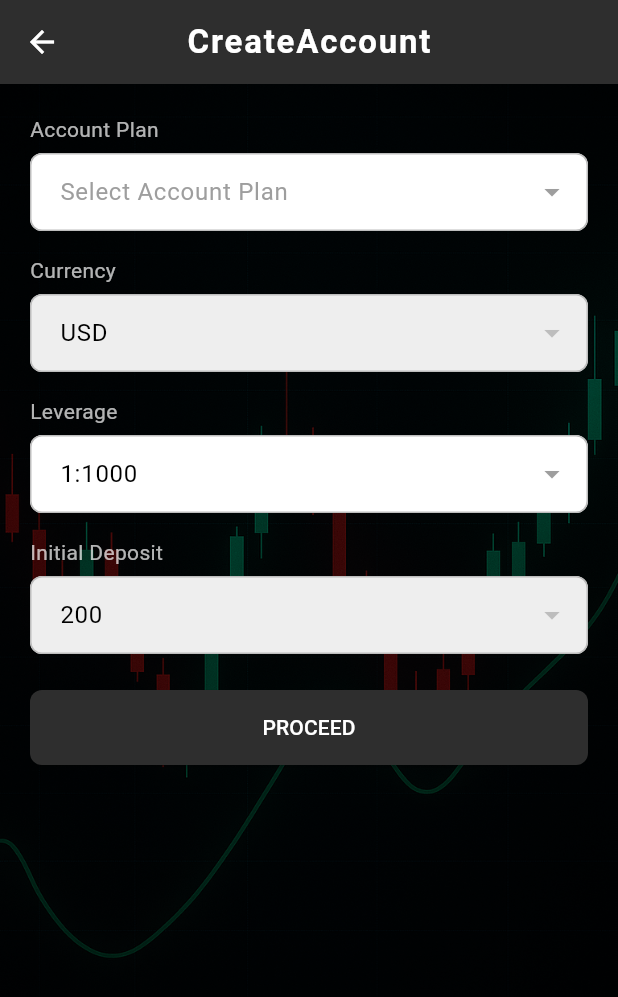
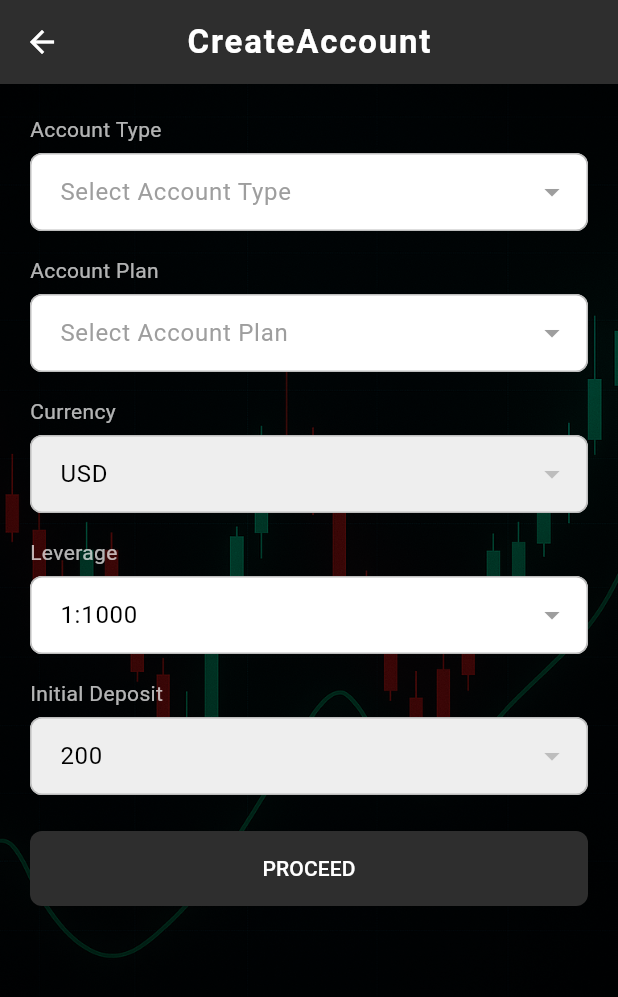
Before and after one commit to businessvivek3600/fx-crm, a Flutter app: the CreateAccountFormScreen screen opened directly, after a tap on "PROCEED", on a phone screen of 412 x 824 dp. Shown: the top 997 px of the screen. Run offline on Flutter 3.47's test engine with Material 3 defaults, Android fonts, the phone set to English and light mode, and no system bars; our stand-ins replace awesome_dialog, country_picker, dio, firebase_core, firebase_messaging, fl_chart and 14 more; accounts and stored records are empty; network calls fail.

Commit message:
set dropDown of create account

```diff
--- a/lib/controller/account_controller.dart
+++ b/lib/controller/account_controller.dart
@@ -17,14 +17,18 @@ class AccountController extends GetxController {
 
   final RxBool isLoading = false.obs;
 
-  final accountTypes = <Map<String, dynamic>>[].obs;
+  final accountPlans = <Map<String, dynamic>>[].obs;
   final leverageOptions = <String>[].obs;
   final selectedAccountName = ''.obs;
+
+  final accountTypes = <String>[].obs;
+  final selectedAccountType = ''.obs;
+
 
   void updateSelectedAccount(String name) {
     selectedAccountName.value = name;
 
-    final selected = accountTypes.firstWhereOrNull((e) => e['name'] == name);
+    final selected = accountPlans.firstWhereOrNull((e) => e['name'] == name);
     if (selected != null && selected['leverage'] is List) {
       final List<String> levers = List<String>.from(selected['leverage']);
       leverageOptions.value = levers.map((e) => '1:$e').toList();
@@ -38,8 +42,14 @@ class AccountController extends GetxController {
     try {
       final response = await dioClient.post(ApiConst.accountPlans);
       if (response.statusCode == 200 && response.data['status'] == 1) {
-        final data = response.data['data'];
-        accountTypes.value = List<Map<String, dynamic>>.from(data);
+        final data = List<Map<String, dynamic>>.from(response.data['data']);
+        accountPlans.value = data;
+
+        // Extract and deduplicate account types
+        final types = List<String>.from(response.data['account_type'] ?? []);
+        accountTypes.value = types;
+        print("Account Types: ${accountTypes.value}");
+
       } else {
         Get.snackbar(
           'Error',
--- a/lib/models/account_type_model.dart
+++ b/lib/models/account_type_model.dart
@@ -16,3 +16,14 @@ class AccountType {
     );
   }
 }
+class ApiResponse {
+  final List<String> accountTypes;
+
+  ApiResponse({required this.accountTypes});
+
+  factory ApiResponse.fromJson(Map<String, dynamic> json) {
+    return ApiResponse(
+      accountTypes: List<String>.from(json['account_type']),
+    );
+  }
+}
--- a/lib/view/component/drawer_component/component/account/widget/create_account.dart
+++ b/lib/view/component/drawer_component/component/account/widget/create_account.dart
@@ -5,33 +5,60 @@ import '../../../../../../main.dart';
 import '../../../../../../widgets/bg_container.dart';
 import '../../../../../../widgets/drop_down_text_field.dart';
 
-
 class CreateAccountFormScreen extends StatefulWidget {
   const CreateAccountFormScreen({super.key});
 
   @override
-  State<CreateAccountFormScreen> createState() => _CreateAccountFormScreenState();
+  State<CreateAccountFormScreen> createState() =>
+      _CreateAccountFormScreenState();
 }
 
 class _CreateAccountFormScreenState extends State<CreateAccountFormScreen> {
   late final AccountController accountController;
   final TextEditingController accountTypeController = TextEditingController();
-  final TextEditingController currencyController = TextEditingController(text: 'USD');
-  final TextEditingController leverageController = TextEditingController(text: '1:1000');
-  final TextEditingController depositController = TextEditingController(text: '200');
+  final TextEditingController currencyController = TextEditingController(
+    text: 'USD',
+  );
+  final TextEditingController leverageController = TextEditingController(
+    text: '1:1000',
+  );
+  final TextEditingController depositController = TextEditingController(
+    text: '200',
+  );
+  final TextEditingController accountKindController = TextEditingController();
+  final GlobalKey _accountKindKey = GlobalKey();
 
   final GlobalKey _accountTypeKey = GlobalKey();
   final GlobalKey _currencyKey = GlobalKey();
   final GlobalKey _leverageKey = GlobalKey();
   final GlobalKey _depositKey = GlobalKey();
 
-  final List<String> currencyOptions = ['AUD', 'USD', 'EUR', 'GBP', 'CHF', 'NZD', 'JPY', 'SGD', 'CAD', 'HKD'];
+  final List<String> currencyOptions = [
+    'AUD',
+    'USD',
+    'EUR',
+    'GBP',
+    'CHF',
+    'NZD',
+    'JPY',
+    'SGD',
+    'CAD',
+    'HKD',
+  ];
 
   final List<String> depositOptions = [
-    '200', '1000', '3000', '5000', '10000', '25000', '50000',
-    '100000', '500000', '1000000', '5000000'
+    '200',
+    '1000',
+    '3000',
+    '5000',
+    '10000',
+    '25000',
+    '50000',
+    '100000',
+    '500000',
+    '1000000',
+    '5000000',
   ];
-
 
   @override
   void initState() {
@@ -40,8 +67,13 @@ class _CreateAccountFormScreenState extends State<CreateAccountFormScreen> {
     accountController.getAccountPlans();
   }
 
-  void _showDropdownMenu(GlobalKey key, List<String> options, TextEditingController controller) async {
-    final RenderBox renderBox = key.currentContext!.findRenderObject() as RenderBox;
+  void _showDropdownMenu(
+    GlobalKey key,
+    List<String> options,
+    TextEditingController controller,
+  ) async {
+    final RenderBox renderBox =
+        key.currentContext!.findRenderObject() as RenderBox;
     final Offset offset = renderBox.localToGlobal(Offset.zero);
     final Size size = renderBox.size;
 
@@ -53,10 +85,13 @@ class _CreateAccountFormScreenState extends State<CreateAccountFormScreen> {
         offset.dx + size.width,
         offset.dy,
       ),
-      items: options.map((option) => PopupMenuItem<String>(
-        value: option,
-        child: Text(option),
-      )).toList(),
+      items:
+          options
+              .map(
+                (option) =>
+                    PopupMenuItem<String>(value: option, child: Text(option)),
+              )
+              .toList(),
     );
 
     if (selected != null) {
@@ -70,9 +105,12 @@ class _CreateAccountFormScreenState extends State<CreateAccountFormScreen> {
     if (value.isEmpty) return value;
     return value
         .split(' ')
-        .map((word) => word.isNotEmpty
+        .map(
+          (word) =>
+              word.isNotEmpty
                   ? word[0].toUpperCase() + word.substring(1).toLowerCase()
-        : '')
+                  : '',
+        )
         .join(' ');
   }
 
@@ -83,7 +121,7 @@ class _CreateAccountFormScreenState extends State<CreateAccountFormScreen> {
         backgroundColor: Colors.transparent,
         appBar: AppBar(
           surfaceTintColor: Colors.transparent,
-        title:  Text(
+          title: Text(
             "CreateAccount",
             style: TextStyle(fontWeight: FontWeight.bold, letterSpacing: 1.2),
           ),
@@ -97,11 +135,27 @@ class _CreateAccountFormScreenState extends State<CreateAccountFormScreen> {
               crossAxisAlignment: CrossAxisAlignment.start,
               children: [
                 Obx(() {
-        if (accountController.isLoading.value) {
-          return const Center(child: CircularProgressIndicator());
-        }
+                  return DropDownTextFormField(
+                    key: _accountKindKey,
+                    label: 'Account Type',
+                    hint: 'Select Account Type',
+                    colors: Colors.white70,
+                    controller: accountKindController,
+                    onTap: accountController.accountTypes.isNotEmpty
+                        ? () => _showDropdownMenu(
+                      _accountKindKey,
+                      accountController.accountTypes,
+                      accountKindController,
+                    )
+                        : null,
+                  );
+                }),
 
-        final options = accountController.accountTypes
+                const SizedBox(height: 16),
+
+                Obx(() {
+                  final options =
+                      accountController.accountPlans
                           .map((e) => capitalizeWords(e['name'].toString()))
                           .toList();
 
@@ -111,10 +165,16 @@ class _CreateAccountFormScreenState extends State<CreateAccountFormScreen> {
                     hint: 'Select Account Plan',
                     colors: Colors.white70,
                     controller: accountTypeController,
-          onTap: options.isNotEmpty
+                    onTap:
+                        options.isNotEmpty
                             ? () async {
-            final RenderBox renderBox = _accountTypeKey.currentContext!.findRenderObject() as RenderBox;
-            final Offset offset = renderBox.localToGlobal(Offset.zero);
+                              final RenderBox renderBox =
+                                  _accountTypeKey.currentContext!
+                                          .findRenderObject()
+                                      as RenderBox;
+                              final Offset offset = renderBox.localToGlobal(
+                                Offset.zero,
+                              );
                               final Size size = renderBox.size;
 
                               final selected = await showMenu<String>(
@@ -125,16 +185,23 @@ class _CreateAccountFormScreenState extends State<CreateAccountFormScreen> {
                                   offset.dx + size.width,
                                   offset.dy,
                                 ),
-              items: options.map((option) => PopupMenuItem<String>(
+                                items:
+                                    options
+                                        .map(
+                                          (option) => PopupMenuItem<String>(
                                             value: option,
                                             child: Text(option),
-              )).toList(),
+                                          ),
+                                        )
+                                        .toList(),
                               );
 
                               if (selected != null) {
                                 setState(() {
                                   accountTypeController.text = selected;
-                accountController.updateSelectedAccount(selected);
+                                  accountController.updateSelectedAccount(
+                                    selected,
+                                  );
                                   leverageController.clear();
                                 });
                               }
@@ -151,7 +218,12 @@ class _CreateAccountFormScreenState extends State<CreateAccountFormScreen> {
                   hint: 'Select Currency',
                   controller: currencyController,
                   readOnly: true,
-                onTap: () => _showDropdownMenu(_currencyKey, currencyOptions, currencyController),
+                  onTap:
+                      () => _showDropdownMenu(
+                        _currencyKey,
+                        currencyOptions,
+                        currencyController,
+                      ),
                 ),
                 const SizedBox(height: 16),
                 Obx(() {
@@ -161,7 +233,8 @@ class _CreateAccountFormScreenState extends State<CreateAccountFormScreen> {
                     colors: Colors.white70,
                     hint: 'Select Leverage',
                     controller: leverageController,
-          onTap: accountController.leverageOptions.isNotEmpty
+                    onTap:
+                        accountController.leverageOptions.isNotEmpty
                             ? () => _showDropdownMenu(
                               _leverageKey,
                               accountController.leverageOptions,
@@ -179,7 +252,12 @@ class _CreateAccountFormScreenState extends State<CreateAccountFormScreen> {
                   hint: 'Select Deposit',
                   controller: depositController,
                   readOnly: true,
-                onTap: () => _showDropdownMenu(_depositKey, depositOptions, depositController),
+                  onTap:
+                      () => _showDropdownMenu(
+                        _depositKey,
+                        depositOptions,
+                        depositController,
+                      ),
                 ),
                 const SizedBox(height: 24),
                 SizedBox(
@@ -190,15 +268,21 @@ class _CreateAccountFormScreenState extends State<CreateAccountFormScreen> {
                       // Handle account creation logic
                     },
                     style: ElevatedButton.styleFrom(
-                    shape: RoundedRectangleBorder(borderRadius: BorderRadius.circular(8)),
+                      shape: RoundedRectangleBorder(
+                        borderRadius: BorderRadius.circular(8),
                       ),
-                  child: const Text('PROCEED', style: TextStyle(color: Colors.white)),
+                    ),
+                    child: const Text(
+                      'PROCEED',
+                      style: TextStyle(color: Colors.white),
+                    ),
                   ),
                 ),
               ],
             ),
           ),
-      ),),
+        ),
+      ),
     );
   }
 }
```
Lines whose indentation alone changed are shown as unchanged.
